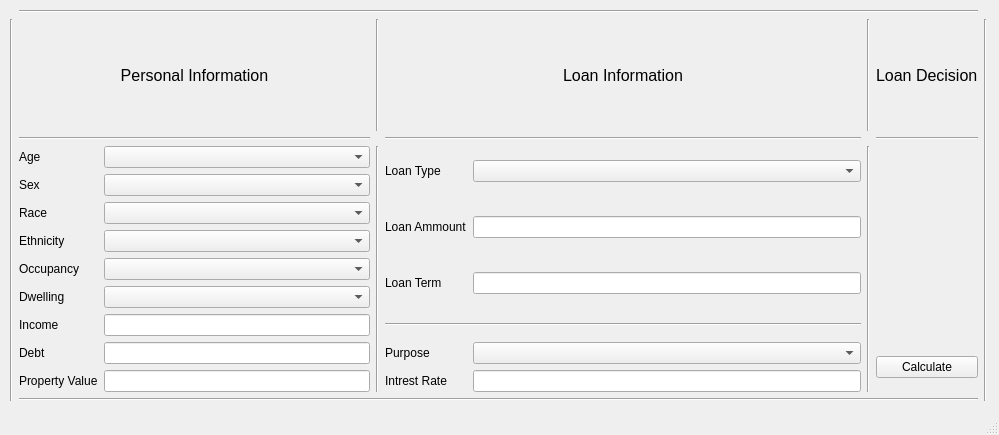
Above: src/ui.ui from ehc675/Loan_Eligibility before the change. Below: the same form after it.
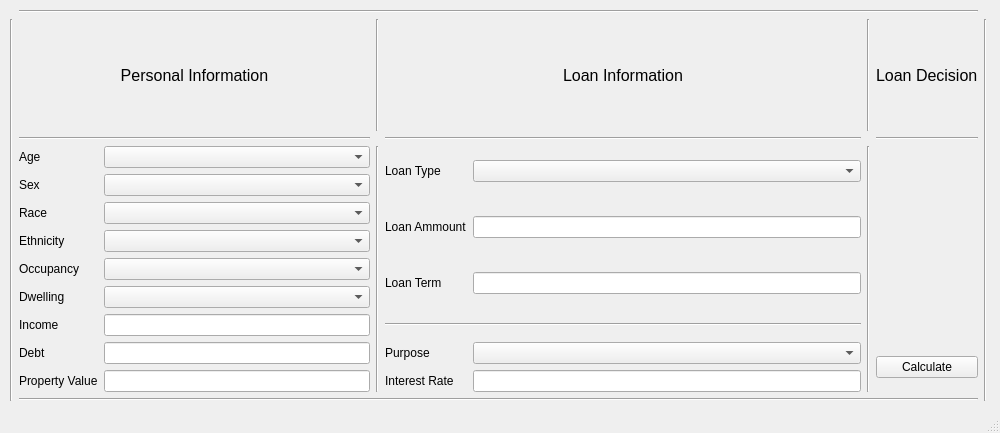
That is the form after the change.

Diff of the .ui file:
```diff
--- a/src/ui.ui
+++ b/src/ui.ui
@@ -6,8 +6,8 @@
    <rect>
     <x>0</x>
     <y>0</y>
-    <width>999</width>
-    <height>435</height>
+    <width>1000</width>
+    <height>433</height>
    </rect>
   </property>
   <property name="windowTitle">
@@ -266,7 +266,7 @@
         </font>
        </property>
        <property name="text">
-        <string>Intrest Rate</string>
+        <string>Interest Rate</string>
        </property>
       </widget>
      </item>
@@ -641,7 +641,7 @@
        </property>
       </widget>
      </item>
-     <item row="3" column="7" rowspan="7">
+     <item row="3" column="7" rowspan="5">
       <widget class="QLabel" name="appLabel">
        <property name="font">
         <font>
```
Left out of the diff: 10 changed lines with no effect on the pictures.
